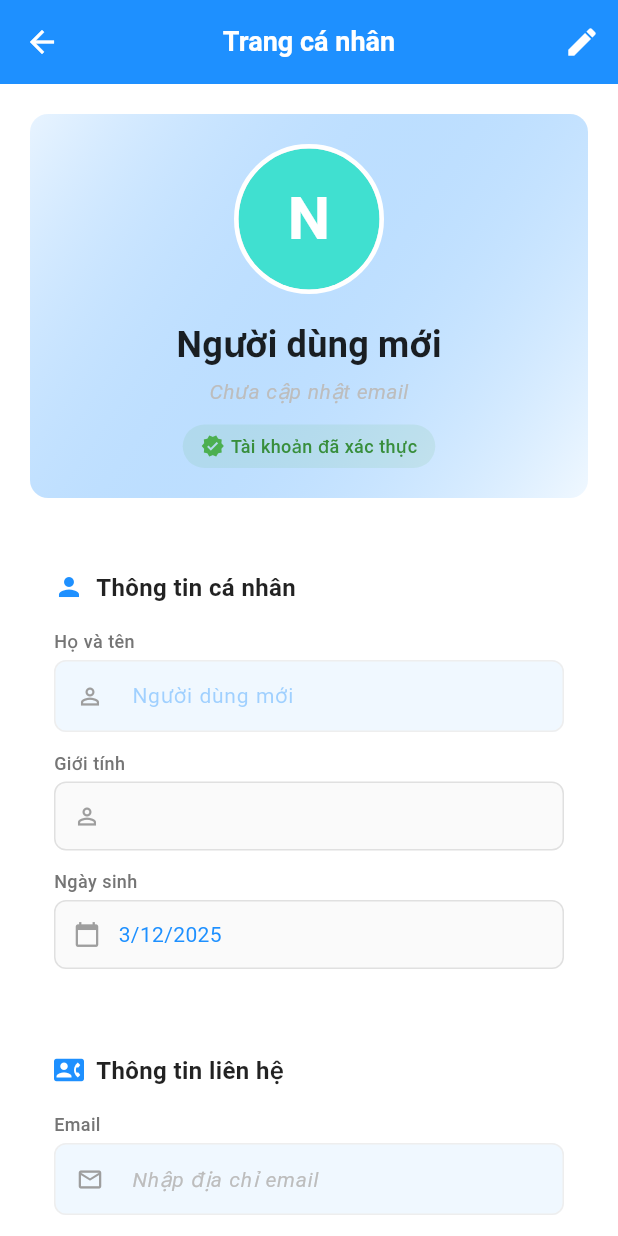
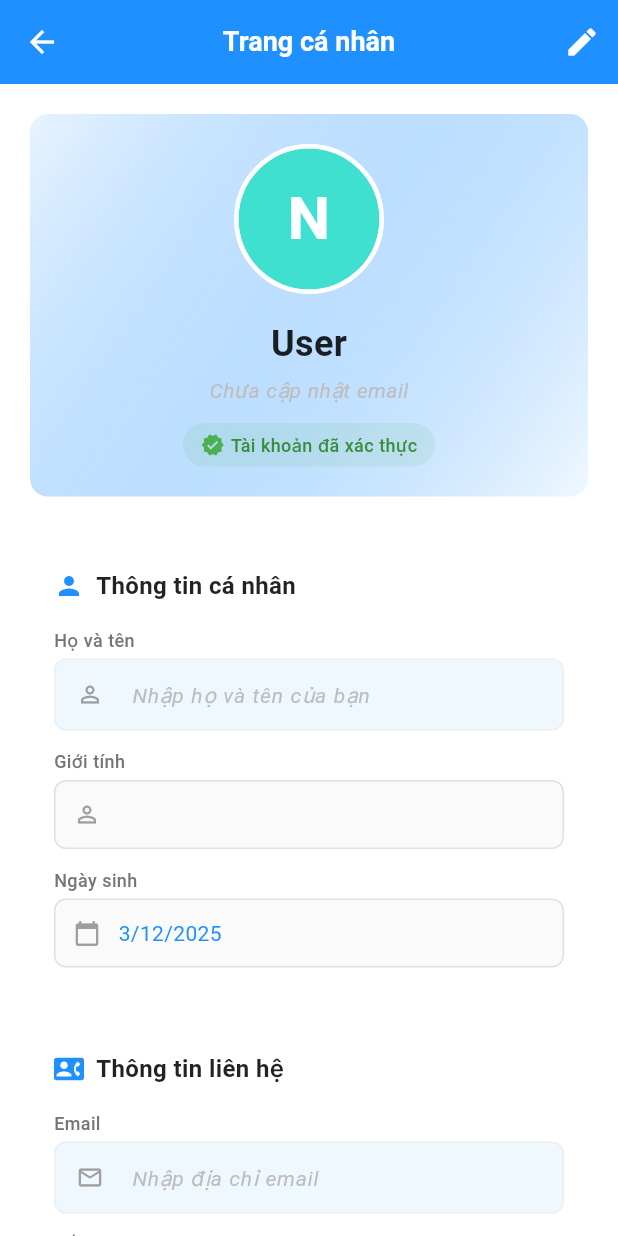
Before and after one commit to lephuckhang186/TravelerApplication, a Flutter app: the screen it shows once a user with an empty profile is signed in, item 3 of the bottom bar chosen, after a tap on "Trang cá nhân", on a phone screen of 412 x 824 dp. Run offline on Flutter 3.47's test engine with Material 3 defaults, Android fonts, the phone set to English and light mode, and no system bars; our stand-ins replace cloud_firestore, device_preview, dio, firebase_auth, firebase_core, fl_chart and 5 more; missing offline and left inert: bcrypt; accounts and stored records are empty; network calls fail; Roboto replaces fonts that are missing (Quattrocento).

Commit message:
remove first, last name and,user name box, link firestore successful

```diff
--- a/lib/Login/screens/auth_screen.dart
+++ b/lib/Login/screens/auth_screen.dart
@@ -192,6 +192,7 @@ class SignUpScreen extends StatefulWidget {
 }
 
 class _SignUpScreenState extends State<SignUpScreen> {
+  final TextEditingController _usernameController = TextEditingController();
   final TextEditingController _emailController = TextEditingController();
   final TextEditingController _passwordController = TextEditingController();
   final TextEditingController _confirmPasswordController =
@@ -219,6 +220,7 @@ class _SignUpScreenState extends State<SignUpScreen> {
   void dispose() {
     _passwordController.removeListener(_updatePasswordStrength);
     // _emailController.removeListener(_checkEmailAvailability); // Đã tắt
+    _usernameController.dispose();
     _emailController.dispose();
     _passwordController.dispose();
     _confirmPasswordController.dispose();
@@ -234,18 +236,25 @@ class _SignUpScreenState extends State<SignUpScreen> {
   }
 
   Future<void> _handleEmailSignUp() async {
+    final username = _usernameController.text.trim();
     final email = _emailController.text.trim();
     final password = _passwordController.text;
     final confirmPassword = _confirmPasswordController.text;
 
     setState(() => _isLoading = true);
     try {
+      // Kiểm tra username không được để trống
+      if (username.isEmpty) {
+        _showErrorMessage('Vui lòng nhập username');
+        return;
+      }
+
       // Advanced validation using validation service
       final validationResults = await _validationService.validateSignUpForm(
         email: email,
         password: password,
         confirmPassword: confirmPassword,
-        fullName: 'User', // Default name for basic signup
+        fullName: username, // Use username from form
         checkEmailExists: true,
       );
 
@@ -270,7 +279,7 @@ class _SignUpScreenState extends State<SignUpScreen> {
           await _firestoreService.createEmailUserProfile(
             uid: userCredential!.user!.uid,
             email: email,
-            fullName: 'New User', // Default name
+            fullName: username, // Use username from form
             dateOfBirth: DateTime(2000, 1, 1), // Default date
           );
           print('✅ Firestore user profile created successfully!'); // Debug log
@@ -283,7 +292,6 @@ class _SignUpScreenState extends State<SignUpScreen> {
         }
 
         if (mounted) {
-          _showSuccessMessage('Sign up successful!');
           Navigator.of(context).pushReplacementNamed('/home');
         }
       }
@@ -358,6 +366,56 @@ class _SignUpScreenState extends State<SignUpScreen> {
                 ),
 
                 const SizedBox(height: 20),
+
+                // Username input
+                Container(
+                  margin: const EdgeInsets.only(bottom: 20),
+                  child: TextField(
+                    controller: _usernameController,
+                    keyboardType: TextInputType.text,
+                    style: const TextStyle(
+                      color: Colors.white,
+                      fontSize: 16,
+                      fontFamily: 'Urbanist-Regular',
+                    ),
+                    decoration: InputDecoration(
+                      hintText: 'Username',
+                      hintStyle: TextStyle(
+                        color: Colors.white.withOpacity(0.8),
+                        fontFamily: 'Urbanist-Regular',
+                      ),
+                      filled: true,
+                      fillColor: Colors.white.withOpacity(0.15),
+                      border: OutlineInputBorder(
+                        borderRadius: BorderRadius.circular(12),
+                        borderSide: BorderSide(
+                          color: Colors.white.withOpacity(0.3),
+                        ),
+                      ),
+                      enabledBorder: OutlineInputBorder(
+                        borderRadius: BorderRadius.circular(12),
+                        borderSide: BorderSide(
+                          color: Colors.white.withOpacity(0.3),
+                        ),
+                      ),
+                      focusedBorder: OutlineInputBorder(
+                        borderRadius: BorderRadius.circular(12),
+                        borderSide: const BorderSide(
+                          color: Colors.white,
+                          width: 2,
+                        ),
+                      ),
+                      prefixIcon: Icon(
+                        Icons.person_outline,
+                        color: Colors.white.withOpacity(0.8),
+                      ),
+                      contentPadding: const EdgeInsets.symmetric(
+                        horizontal: 16,
+                        vertical: 16,
+                      ),
+                    ),
+                  ),
+                ),
 
                 // Email input
                 Container(
@@ -741,6 +799,7 @@ class _LoginScreenState extends State<LoginScreen> {
   bool _isLoading = false;
   String? _emailError;
   bool _hasEmailError = false;
+  bool _obscurePassword = true;
 
   Future<void> _handleSocialAuth(String provider) async {
     setState(() => _isLoading = true);
@@ -767,7 +826,6 @@ class _LoginScreenState extends State<LoginScreen> {
                 );
               } else {
                 // Người dùng cũ - chuyển trực tiếp đến home
-                _showSuccessMessage('Đăng nhập thành công!');
                 Navigator.of(context).pushReplacementNamed('/home');
               }
             }
@@ -1122,7 +1180,7 @@ class _LoginScreenState extends State<LoginScreen> {
                   margin: const EdgeInsets.only(bottom: 12),
                   child: TextField(
                     controller: _passwordController,
-                    obscureText: true,
+                    obscureText: _obscurePassword,
                     style: const TextStyle(
                       color: Colors.white,
                       fontSize: 16,
@@ -1159,9 +1217,16 @@ class _LoginScreenState extends State<LoginScreen> {
                         Icons.lock_outline,
                         color: Colors.white.withOpacity(0.8),
                       ),
-                      suffixIcon: Icon(
-                        Icons.visibility_outlined,
-                        color: Colors.white.withOpacity(0.8),
+                      suffixIcon: IconButton(
+                        icon: Icon(
+                          _obscurePassword
+                              ? Icons.visibility_off
+                              : Icons.visibility,
+                          color: Colors.white.withOpacity(0.8),
+                        ),
+                        onPressed: () {
+                          setState(() => _obscurePassword = !_obscurePassword);
+                        },
                       ),
                       contentPadding: const EdgeInsets.symmetric(
                         horizontal: 16,
--- a/lib/Login/services/firestore_user_service.dart
+++ b/lib/Login/services/firestore_user_service.dart
@@ -89,8 +89,6 @@ class FirestoreUserService {
   Future<void> updateUserProfile({
     required String uid,
     String? fullName,
-    String? firstName,
-    String? lastName,
     DateTime? dateOfBirth,
     String? phone,
     String? address,
@@ -103,8 +101,6 @@ class FirestoreUserService {
       };
 
       if (fullName != null) updates['fullName'] = fullName;
-      if (firstName != null) updates['firstName'] = firstName;
-      if (lastName != null) updates['lastName'] = lastName;
       if (phone != null) updates['phone'] = phone;
       if (address != null) updates['address'] = address;
       if (gender != null) updates['gender'] = gender;
--- a/lib/Login/services/profile_api_service.dart
+++ b/lib/Login/services/profile_api_service.dart
@@ -48,8 +48,6 @@ class ProfileApiService {
   // Update user profile on backend
   Future<bool> updateUserProfile({
     String? fullName,
-    String? firstName,
-    String? lastName,
     String? phone,
     String? address,
     String? gender,
@@ -61,8 +59,6 @@ class ProfileApiService {
 
       final updateData = <String, dynamic>{};
       if (fullName != null) updateData['full_name'] = fullName;
-      if (firstName != null) updateData['first_name'] = firstName;
-      if (lastName != null) updateData['last_name'] = lastName;
       if (phone != null) updateData['phone'] = phone;
       if (address != null) updateData['address'] = address;
       if (gender != null) updateData['gender'] = gender;
--- a/lib/Login/services/user_profile.dart
+++ b/lib/Login/services/user_profile.dart
@@ -11,8 +11,6 @@ class UserProfile {
   final String? address;
   final String? gender;
   final String? profilePicture;
-  final String? firstName;
-  final String? lastName;
 
   UserProfile({
     required this.uid,
@@ -25,8 +23,6 @@ class UserProfile {
     this.address,
     this.gender,
     this.profilePicture,
-    this.firstName,
-    this.lastName,
   });
 
   // Convert UserProfile to Map for Firestore
@@ -42,8 +38,6 @@ class UserProfile {
       'address': address,
       'gender': gender,
       'profilePicture': profilePicture,
-      'firstName': firstName,
-      'lastName': lastName,
     };
   }
 
@@ -62,8 +56,6 @@ class UserProfile {
       address: map['address'],
       gender: map['gender'],
       profilePicture: map['profilePicture'],
-      firstName: map['firstName'],
-      lastName: map['lastName'],
     );
   }
 
@@ -85,8 +77,6 @@ class UserProfile {
     String? address,
     String? gender,
     String? profilePicture,
-    String? firstName,
-    String? lastName,
   }) {
     return UserProfile(
       uid: uid ?? this.uid,
@@ -99,8 +89,6 @@ class UserProfile {
       address: address ?? this.address,
       gender: gender ?? this.gender,
       profilePicture: profilePicture ?? this.profilePicture,
-      firstName: firstName ?? this.firstName,
-      lastName: lastName ?? this.lastName,
     );
   }
 }
--- a/lib/Setting/screens/profile_screen.dart
+++ b/lib/Setting/screens/profile_screen.dart
@@ -54,7 +54,9 @@ class _ProfileScreenState extends State<ProfileScreen> {
         // Load data from Firestore
         _nameController.text = _userProfile!.fullName.isNotEmpty
             ? _userProfile!.fullName
-            : 'Người dùng mới';
+            : (currentUser.displayName?.isNotEmpty == true
+                ? currentUser.displayName!
+                : currentUser.email?.split('@').first ?? 'User');
         _emailController.text = _userProfile!.email;
         _phoneController.text = _userProfile!.phone ?? '';
         _addressController.text = _userProfile!.address ?? '';
@@ -63,7 +65,9 @@ class _ProfileScreenState extends State<ProfileScreen> {
         _avatarPath = _userProfile!.profilePicture;
       } else {
         // Fallback to creating a basic profile
-        _nameController.text = currentUser.displayName ?? 'Người dùng mới';
+        _nameController.text = currentUser.displayName?.isNotEmpty == true
+            ? currentUser.displayName!
+            : currentUser.email?.split('@').first ?? 'User';
         _emailController.text = currentUser.email ?? '';
         _phoneController.text = '';
         _addressController.text = '';
@@ -72,10 +76,13 @@ class _ProfileScreenState extends State<ProfileScreen> {
         _avatarPath = currentUser.photoURL;
 
         // Create initial profile in Firestore
+        final displayName = currentUser.displayName?.isNotEmpty == true
+            ? currentUser.displayName!
+            : currentUser.email?.split('@').first ?? 'User';
         await _createInitialProfile(
           currentUser.uid,
           currentUser.email ?? '',
-          currentUser.displayName ?? '',
+          displayName,
         );
       }
     } catch (e) {
@@ -96,7 +103,7 @@ class _ProfileScreenState extends State<ProfileScreen> {
       final userProfile = UserProfile(
         uid: uid,
         email: email,
-        fullName: displayName.isNotEmpty ? displayName : 'Người dùng mới',
+        fullName: displayName,
         createdAt: now,
         updatedAt: now,
       );
@@ -109,8 +116,12 @@ class _ProfileScreenState extends State<ProfileScreen> {
 
   void _setDefaultUserData() {
     // Set meaningful default data instead of empty fields
-    _nameController.text = 'Người dùng Travel App';
-    _emailController.text = 'user@travelapp.com';
+    final currentUser = _authService.currentUser;
+    final fallbackName = currentUser?.displayName?.isNotEmpty == true
+        ? currentUser!.displayName!
+        : currentUser?.email?.split('@').first ?? 'User';
+    _nameController.text = fallbackName;
+    _emailController.text = currentUser?.email ?? 'user@example.com';
     _phoneController.text = '';
     _addressController.text = '';
     _gender = 'Chưa cập nhật';
@@ -247,7 +258,7 @@ class _ProfileScreenState extends State<ProfileScreen> {
             Text(
               _nameController.text.isNotEmpty
                   ? _nameController.text
-                  : 'Người dùng Travel App',
+                  : 'User',
               style: GoogleFonts.quattrocento(
                 fontSize: 24,
                 fontWeight: FontWeight.w700,
--- a/lib/Setting/screens/settings_screen.dart
+++ b/lib/Setting/screens/settings_screen.dart
@@ -27,7 +27,7 @@ class SettingsScreen extends StatefulWidget {
 
 class _SettingsScreenState extends State<SettingsScreen>
     with AutomaticKeepAliveClientMixin {
-  String _currentUsername = 'Người dùng';
+  String _currentUsername = 'Loading...';
   String? _currentAvatarPath;
   String _displayName = 'Đang tải...';
   bool _isVerified = true;
@@ -59,17 +59,16 @@ class _SettingsScreenState extends State<SettingsScreen>
 
   void _updateDisplayData(UserProfile profile) {
     final fullName = profile.fullName.trim();
-    final firstName = profile.firstName?.trim() ?? '';
-    final lastName = profile.lastName?.trim() ?? '';
 
     // Determine best display name
     String displayName = '';
     if (fullName.isNotEmpty) {
       displayName = fullName;
-    } else if (firstName.isNotEmpty || lastName.isNotEmpty) {
-      displayName = '$firstName $lastName'.trim();
     } else {
-      displayName = 'Người dùng';
+      final currentUser = _authService.currentUser;
+      displayName = currentUser?.displayName?.isNotEmpty == true
+          ? currentUser!.displayName!
+          : currentUser?.email?.split('@').first ?? 'User';
     }
 
     if (mounted) {
@@ -125,19 +124,15 @@ class _SettingsScreenState extends State<SettingsScreen>
       if (_userProfile != null) {
         // Load real data from Firestore
         final fullName = _userProfile!.fullName.trim();
-        final firstName = _userProfile!.firstName?.trim() ?? '';
-        final lastName = _userProfile!.lastName?.trim() ?? '';
 
         // Determine best display name
         String displayName = '';
         if (fullName.isNotEmpty) {
           displayName = fullName;
-        } else if (firstName.isNotEmpty || lastName.isNotEmpty) {
-          displayName = '$firstName $lastName'.trim();
         } else if (currentUser.displayName?.isNotEmpty == true) {
           displayName = currentUser.displayName!;
         } else {
-          displayName = 'Người dùng';
+          displayName = currentUser.email?.split('@').first ?? 'User';
         }
 
         setState(() {
@@ -150,8 +145,11 @@ class _SettingsScreenState extends State<SettingsScreen>
       } else {
         // Fallback to Firebase Auth data
         setState(() {
-          _displayName = currentUser.displayName ?? 'Người dùng';
-          _currentUsername = currentUser.displayName ?? 'Người dùng';
+          final fallbackName = currentUser.displayName?.isNotEmpty == true
+              ? currentUser.displayName!
+              : currentUser.email?.split('@').first ?? 'User';
+          _displayName = fallbackName;
+          _currentUsername = fallbackName;
           _currentAvatarPath = currentUser.photoURL;
           _isVerified = currentUser.emailVerified;
         });
@@ -165,9 +163,13 @@ class _SettingsScreenState extends State<SettingsScreen>
   }
 
   void _setDefaultUserData() {
+    final currentUser = _authService.currentUser;
+    final fallbackName = currentUser?.displayName?.isNotEmpty == true
+        ? currentUser!.displayName!
+        : currentUser?.email?.split('@').first ?? 'User';
     setState(() {
-      _displayName = 'Người dùng';
-      _currentUsername = 'Người dùng';
+      _displayName = fallbackName;
+      _currentUsername = fallbackName;
       _currentAvatarPath = null;
       _isVerified = false;
       _isLoading = false;
```
Also changed, not shown: lib/Login/services/user_profile_service.dart (+3 -23 lines), pubspec.lock.
